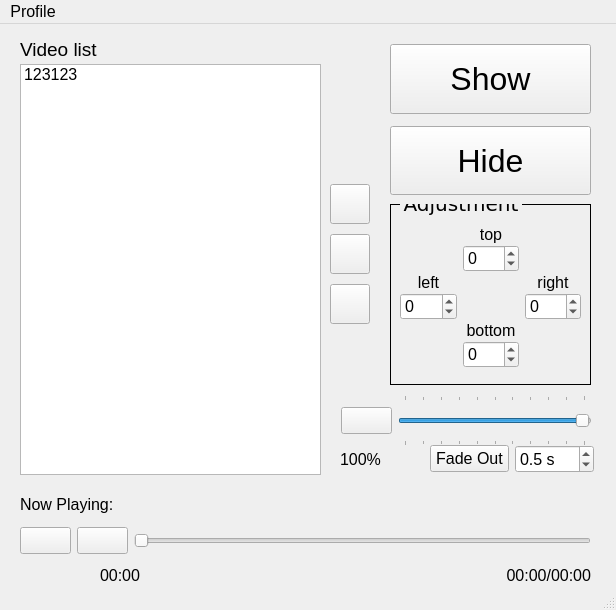
Above: main.ui from yeuharn96/video-presenter before the change. Below: the same form after it.
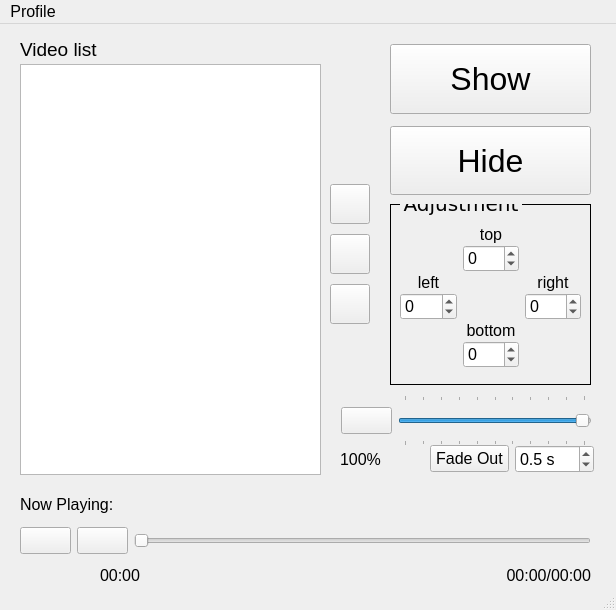
That is the form after the change. Icons and pictures are not drawn.

```diff
--- a/main.ui
+++ b/main.ui
@@ -119,11 +119,6 @@
       <pointsize>12</pointsize>
      </font>
     </property>
-    <item>
-     <property name="text">
-      <string>123123</string>
-     </property>
-    </item>
    </widget>
    <widget class="QLabel" name="vidlist_lbl">
     <property name="geometry">
@@ -388,7 +383,7 @@
      <rect>
       <x>340</x>
       <y>420</y>
-      <width>51</width>
+      <width>91</width>
       <height>31</height>
      </rect>
     </property>
```
Left out of the diff: 12 changed lines with no effect on the pictures.
